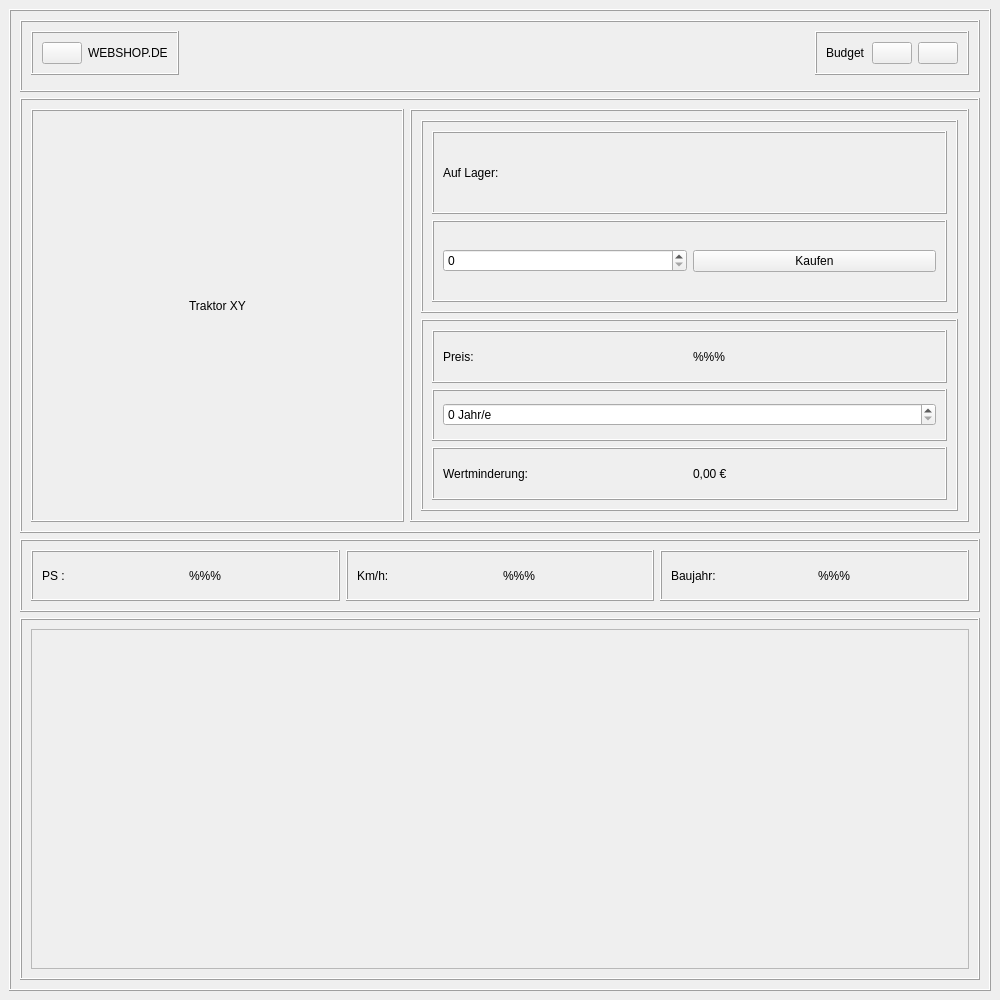
nhatlam96/gui-xtraktor, file frontend/ProductWindow.ui: the form before one commit.
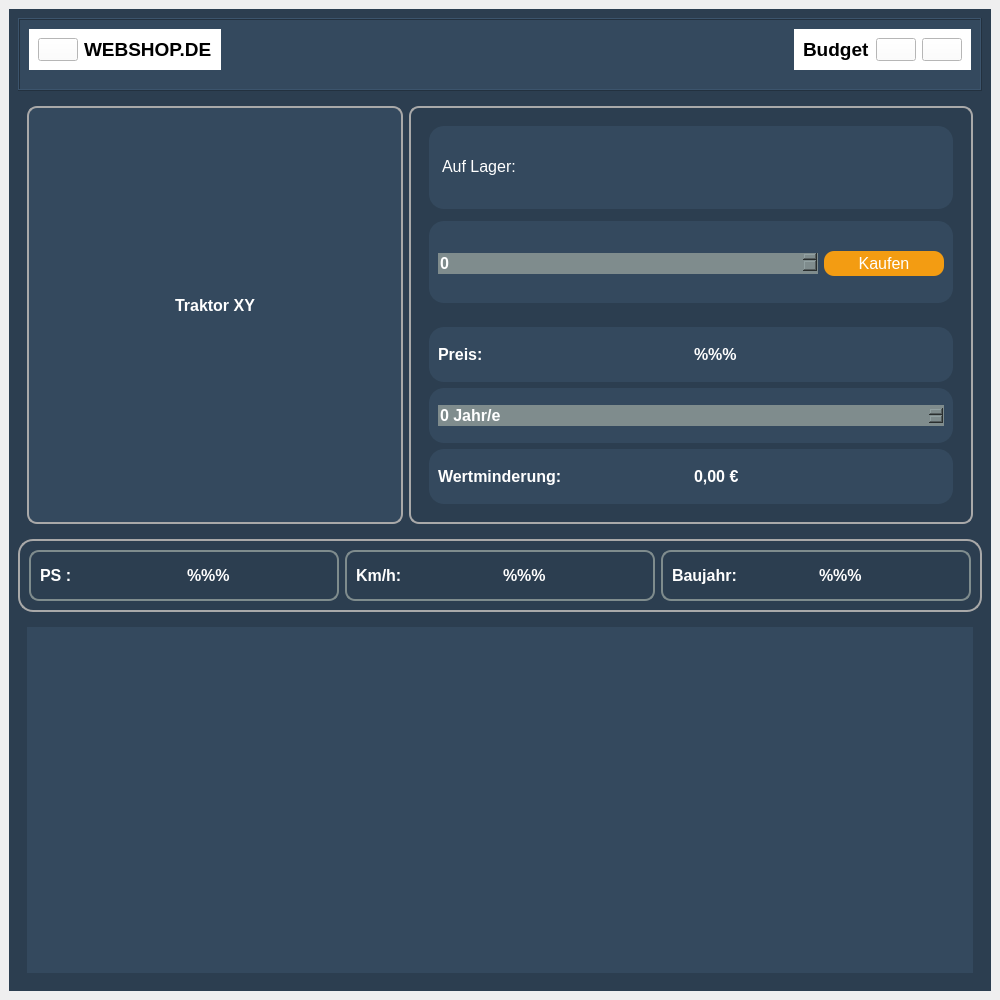
The form after the commit. Icons and pictures are not drawn.

The edit to the form file:
```diff
--- a/frontend/ProductWindow.ui
+++ b/frontend/ProductWindow.ui
@@ -35,8 +35,13 @@
         <verstretch>0</verstretch>
        </sizepolicy>
       </property>
+      <property name="styleSheet">
+       <string notr="true">QFrame#main_frame{
+	background-color: rgb(44, 62, 80);
+}</string>
+      </property>
       <property name="frameShape">
-       <enum>QFrame::Box</enum>
+       <enum>QFrame::NoFrame</enum>
       </property>
       <property name="frameShadow">
        <enum>QFrame::Raised</enum>
@@ -50,6 +55,9 @@
            <verstretch>0</verstretch>
           </sizepolicy>
          </property>
+         <property name="styleSheet">
+          <string notr="true">background-color: rgb(52, 73, 94);</string>
+         </property>
          <property name="frameShape">
           <enum>QFrame::Box</enum>
          </property>
@@ -65,8 +73,11 @@
               <verstretch>0</verstretch>
              </sizepolicy>
             </property>
+            <property name="styleSheet">
+             <string notr="true">background-color: white;</string>
+            </property>
             <property name="frameShape">
-             <enum>QFrame::Box</enum>
+             <enum>QFrame::NoFrame</enum>
             </property>
             <property name="frameShadow">
              <enum>QFrame::Raised</enum>
@@ -103,6 +114,12 @@
                  <verstretch>0</verstretch>
                 </sizepolicy>
                </property>
+               <property name="font">
+                <font>
+                 <pointsize>14</pointsize>
+                 <bold>true</bold>
+                </font>
+               </property>
                <property name="frameShape">
                 <enum>QFrame::NoFrame</enum>
                </property>
@@ -125,8 +142,11 @@
               <verstretch>0</verstretch>
              </sizepolicy>
             </property>
+            <property name="styleSheet">
+             <string notr="true">background-color: white;</string>
+            </property>
             <property name="frameShape">
-             <enum>QFrame::Box</enum>
+             <enum>QFrame::NoFrame</enum>
             </property>
             <property name="frameShadow">
              <enum>QFrame::Raised</enum>
@@ -140,6 +160,12 @@
                  <verstretch>0</verstretch>
                 </sizepolicy>
                </property>
+               <property name="font">
+                <font>
+                 <pointsize>14</pointsize>
+                 <bold>true</bold>
+                </font>
+               </property>
                <property name="inputMethodHints">
                 <set>Qt::ImhNone</set>
                </property>
@@ -220,8 +246,13 @@
          <property name="accessibleDescription">
           <string/>
          </property>
+         <property name="styleSheet">
+          <string notr="true">QFrame#content_frame{
+	background-color: rgb(44, 62, 80);
+}</string>
+         </property>
          <property name="frameShape">
-          <enum>QFrame::Box</enum>
+          <enum>QFrame::NoFrame</enum>
          </property>
          <property name="frameShadow">
           <enum>QFrame::Raised</enum>
@@ -235,8 +266,15 @@
               <verstretch>0</verstretch>
              </sizepolicy>
             </property>
+            <property name="styleSheet">
+             <string notr="true">QFrame#frame_1 {
+	background: rgb(52, 73, 94);
+	border: 2px solid rgb(169, 169, 169);
+	border-radius: 10px;
+}</string>
+            </property>
             <property name="frameShape">
-             <enum>QFrame::Box</enum>
+             <enum>QFrame::NoFrame</enum>
             </property>
             <property name="frameShadow">
              <enum>QFrame::Raised</enum>
@@ -250,6 +288,15 @@
                  <verstretch>0</verstretch>
                 </sizepolicy>
                </property>
+               <property name="font">
+                <font>
+                 <pointsize>12</pointsize>
+                 <bold>true</bold>
+                </font>
+               </property>
+               <property name="styleSheet">
+                <string notr="true">color: white;</string>
+               </property>
                <property name="text">
                 <string>Traktor XY</string>
                </property>
@@ -288,8 +335,15 @@
               <verstretch>0</verstretch>
              </sizepolicy>
             </property>
+            <property name="styleSheet">
+             <string notr="true">QFrame#frame_3 {
+	background-color: rgb(44, 62, 80);
+	border: 2px solid rgb(169, 169, 169);
+	border-radius: 10px;
+}</string>
+            </property>
             <property name="frameShape">
-             <enum>QFrame::Box</enum>
+             <enum>QFrame::NoFrame</enum>
             </property>
             <property name="frameShadow">
              <enum>QFrame::Raised</enum>
@@ -297,8 +351,11 @@
             <layout class="QVBoxLayout" name="verticalLayout_4">
              <item>
               <widget class="QFrame" name="frame_5">
+               <property name="styleSheet">
+                <string notr="true">background-color: rgb(44, 62, 80);</string>
+               </property>
                <property name="frameShape">
-                <enum>QFrame::Box</enum>
+                <enum>QFrame::NoFrame</enum>
                </property>
                <property name="frameShadow">
                 <enum>QFrame::Raised</enum>
@@ -306,8 +363,13 @@
                <layout class="QVBoxLayout" name="verticalLayout_7">
                 <item>
                  <widget class="QFrame" name="frame_4">
+                  <property name="styleSheet">
+                   <string notr="true">background-color: rgb(52, 73, 94);
+border-radius: 15px;
+margin-bottom: 3px;</string>
+                  </property>
                   <property name="frameShape">
-                   <enum>QFrame::Box</enum>
+                   <enum>QFrame::NoFrame</enum>
                   </property>
                   <property name="frameShadow">
                    <enum>QFrame::Raised</enum>
@@ -315,6 +377,14 @@
                   <layout class="QHBoxLayout" name="horizontalLayout_10">
                    <item>
                     <widget class="QLabel" name="bestand_label">
+                     <property name="font">
+                      <font>
+                       <pointsize>12</pointsize>
+                      </font>
+                     </property>
+                     <property name="styleSheet">
+                      <string notr="true">color: white;</string>
+                     </property>
                      <property name="text">
                       <string>Auf Lager:</string>
                      </property>
@@ -337,6 +407,9 @@
                        <height>32</height>
                       </size>
                      </property>
+                     <property name="styleSheet">
+                      <string notr="true">color: white;</string>
+                     </property>
                      <property name="text">
                       <string/>
                      </property>
@@ -359,18 +432,58 @@
                 </item>
                 <item>
                  <widget class="QFrame" name="frame_12">
+                  <property name="styleSheet">
+                   <string notr="true">background-color: rgb(52, 73, 94);
+border-radius: 15px;
+margin-top: 3px;</string>
+                  </property>
                   <property name="frameShape">
-                   <enum>QFrame::Box</enum>
+                   <enum>QFrame::NoFrame</enum>
                   </property>
                   <property name="frameShadow">
                    <enum>QFrame::Raised</enum>
                   </property>
                   <layout class="QHBoxLayout" name="horizontalLayout_14">
                    <item>
-                    <widget class="QSpinBox" name="spinBox_2"/>
+                    <widget class="QSpinBox" name="spinBox_2">
+                     <property name="font">
+                      <font>
+                       <pointsize>12</pointsize>
+                       <bold>true</bold>
+                      </font>
+                     </property>
+                     <property name="styleSheet">
+                      <string notr="true">background-color: rgb(127, 140, 141);
+color: white;</string>
+                     </property>
+                    </widget>
                    </item>
                    <item>
                     <widget class="QPushButton" name="buy_Button">
+                     <property name="font">
+                      <font>
+                       <pointsize>12</pointsize>
+                       <bold>false</bold>
+                      </font>
+                     </property>
+                     <property name="styleSheet">
+                      <string notr="true">QPushButton#buy_Button {
+	background-color: rgb(243, 156, 18);
+	color: white;
+	max-width: 120px;
+	height: 25px;
+	border-radius: 10px;
+	
+}
+QPushButton#buy_Button:hover {
+	cursor: pointer;
+	background-color: rgb(241, 196, 15);
+}
+QPushButton#buy_Button:pressed {
+	padding-left: 3px;
+	padding-bottom: 3px;
+}</string>
+                     </property>
                      <property name="text">
                       <string>Kaufen</string>
                      </property>
@@ -384,8 +497,11 @@
              </item>
              <item>
               <widget class="QFrame" name="frame_8">
+               <property name="styleSheet">
+                <string notr="true">background-color: rgb(44, 62, 80);</string>
+               </property>
                <property name="frameShape">
-                <enum>QFrame::Box</enum>
+                <enum>QFrame::NoFrame</enum>
                </property>
                <property name="frameShadow">
                 <enum>QFrame::Raised</enum>
@@ -393,6 +509,10 @@
                <layout class="QVBoxLayout" name="verticalLayout_6">
                 <item>
                  <widget class="QFrame" name="frame_6">
+                  <property name="styleSheet">
+                   <string notr="true">background-color: rgb(52, 73, 94);
+border-radius: 15px;</string>
+                  </property>
                   <property name="frameShape">
                    <enum>QFrame::Box</enum>
                   </property>
@@ -402,6 +522,15 @@
                   <layout class="QHBoxLayout" name="horizontalLayout_6">
                    <item>
                     <widget class="QLabel" name="preis_label">
+                     <property name="font">
+                      <font>
+                       <pointsize>12</pointsize>
+                       <bold>true</bold>
+                      </font>
+                     </property>
+                     <property name="styleSheet">
+                      <string notr="true">color: white;</string>
+                     </property>
                      <property name="text">
                       <string>Preis:</string>
                      </property>
@@ -409,6 +538,16 @@
                    </item>
                    <item>
                     <widget class="QLabel" name="preis_status">
+                     <property name="font">
+                      <font>
+                       <pointsize>12</pointsize>
+                       <bold>true</bold>
+                      </font>
+                     </property>
+                     <property name="styleSheet">
+                      <string notr="true">color: white;
+</string>
+                     </property>
                      <property name="text">
                       <string>%%%</string>
                      </property>
@@ -419,8 +558,12 @@
                 </item>
                 <item>
                  <widget class="QFrame" name="frame_7">
+                  <property name="styleSheet">
+                   <string notr="true">background-color: rgb(52, 73, 94);
+border-radius: 15px;</string>
+                  </property>
                   <property name="frameShape">
-                   <enum>QFrame::Box</enum>
+                   <enum>QFrame::NoFrame</enum>
                   </property>
                   <property name="frameShadow">
                    <enum>QFrame::Raised</enum>
@@ -434,6 +577,12 @@
                        <height>0</height>
                       </size>
                      </property>
+                     <property name="font">
+                      <font>
+                       <pointsize>12</pointsize>
+                       <bold>true</bold>
+                      </font>
+                     </property>
                      <property name="statusTip">
                       <string/>
                      </property>
@@ -443,6 +592,10 @@
                      <property name="accessibleDescription">
                       <string/>
                      </property>
+                     <property name="styleSheet">
+                      <string notr="true">background-color: rgb(127, 140, 141);
+color: white;</string>
+                     </property>
                      <property name="wrapping">
                       <bool>false</bool>
                      </property>
@@ -462,8 +615,12 @@
                 </item>
                 <item>
                  <widget class="QFrame" name="frame_9">
+                  <property name="styleSheet">
+                   <string notr="true">background-color: rgb(52, 73, 94);
+border-radius: 15px;</string>
+                  </property>
                   <property name="frameShape">
-                   <enum>QFrame::Box</enum>
+                   <enum>QFrame::NoFrame</enum>
                   </property>
                   <property name="frameShadow">
                    <enum>QFrame::Raised</enum>
@@ -471,6 +628,15 @@
                   <layout class="QHBoxLayout" name="horizontalLayout_7">
                    <item>
                     <widget class="QLabel" name="wert_label">
+                     <property name="font">
+                      <font>
+                       <pointsize>12</pointsize>
+                       <bold>true</bold>
+                      </font>
+                     </property>
+                     <property name="styleSheet">
+                      <string notr="true">color: white;</string>
+                     </property>
                      <property name="text">
                       <string>Wertminderung:</string>
                      </property>
@@ -478,6 +644,15 @@
                    </item>
                    <item>
                     <widget class="QLabel" name="wert_status">
+                     <property name="font">
+                      <font>
+                       <pointsize>12</pointsize>
+                       <bold>true</bold>
+                      </font>
+                     </property>
+                     <property name="styleSheet">
+                      <string notr="true">color: white;</string>
+                     </property>
                      <property name="text">
                       <string>0,00 €</string>
                      </property>
@@ -497,8 +672,15 @@
        </item>
        <item>
         <widget class="QFrame" name="frame_13">
+         <property name="styleSheet">
+          <string notr="true">QFrame#frame_13 {
+	background-color:rgb(44, 62, 80);
+	border-radius: 15px;
+	border: 2px solid rgb(169, 169, 169);
+}</string>
+         </property>
          <property name="frameShape">
-          <enum>QFrame::Box</enum>
+          <enum>QFrame::NoFrame</enum>
          </property>
          <property name="frameShadow">
           <enum>QFrame::Raised</enum>
@@ -506,8 +688,14 @@
          <layout class="QHBoxLayout" name="horizontalLayout_5">
           <item>
            <widget class="QFrame" name="frame_16">
+            <property name="styleSheet">
+             <string notr="true">QFrame#frame_16{
+	border-radius: 10px;
+	border: 2px solid rgb(127, 140, 141);
+}</string>
+            </property>
             <property name="frameShape">
-             <enum>QFrame::Box</enum>
+             <enum>QFrame::NoFrame</enum>
             </property>
             <property name="frameShadow">
              <enum>QFrame::Raised</enum>
@@ -515,6 +703,15 @@
             <layout class="QHBoxLayout" name="horizontalLayout_11">
              <item>
               <widget class="QLabel" name="ps_label">
+               <property name="font">
+                <font>
+                 <pointsize>12</pointsize>
+                 <bold>true</bold>
+                </font>
+               </property>
+               <property name="styleSheet">
+                <string notr="true">color: white;</string>
+               </property>
                <property name="text">
                 <string>PS : </string>
                </property>
@@ -522,6 +719,15 @@
              </item>
              <item>
               <widget class="QLabel" name="ps_status">
+               <property name="font">
+                <font>
+                 <pointsize>12</pointsize>
+                 <bold>true</bold>
+                </font>
+               </property>
+               <property name="styleSheet">
+                <string notr="true">color: white;</string>
+               </property>
                <property name="text">
                 <string>%%%</string>
                </property>
@@ -532,8 +738,14 @@
           </item>
           <item>
            <widget class="QFrame" name="frame_15">
+            <property name="styleSheet">
+             <string notr="true">QFrame#frame_15{
+	border-radius: 10px;
+	border: 2px solid rgb(127, 140, 141);
+}</string>
+            </property>
             <property name="frameShape">
-             <enum>QFrame::Box</enum>
+             <enum>QFrame::NoFrame</enum>
             </property>
             <property name="frameShadow">
              <enum>QFrame::Raised</enum>
@@ -541,6 +753,15 @@
             <layout class="QHBoxLayout" name="horizontalLayout_12">
              <item>
               <widget class="QLabel" name="kmh_label">
+               <property name="font">
+                <font>
+                 <pointsize>12</pointsize>
+                 <bold>true</bold>
+                </font>
+               </property>
+               <property name="styleSheet">
+                <string notr="true">color: white;</string>
+               </property>
                <property name="text">
                 <string>Km/h:</string>
                </property>
@@ -548,6 +769,15 @@
              </item>
              <item>
               <widget class="QLabel" name="kmh_status">
+               <property name="font">
+                <font>
+                 <pointsize>12</pointsize>
+                 <bold>true</bold>
+                </font>
+               </property>
+               <property name="styleSheet">
+                <string notr="true">color: white;</string>
+               </property>
                <property name="text">
                 <string>%%%</string>
                </property>
@@ -558,8 +788,14 @@
           </item>
           <item>
            <widget class="QFrame" name="frame_14">
+            <property name="styleSheet">
+             <string notr="true">QFrame#frame_14{
+	border-radius: 10px;
+	border: 2px solid rgb(127, 140, 141);
+}</string>
+            </property>
             <property name="frameShape">
-             <enum>QFrame::Box</enum>
+             <enum>QFrame::NoFrame</enum>
             </property>
             <property name="frameShadow">
              <enum>QFrame::Raised</enum>
@@ -567,6 +803,15 @@
             <layout class="QHBoxLayout" name="horizontalLayout_13">
              <item>
               <widget class="QLabel" name="baujahr_label">
+               <property name="font">
+                <font>
+                 <pointsize>12</pointsize>
+                 <bold>true</bold>
+                </font>
+               </property>
+               <property name="styleSheet">
+                <string notr="true">color: white;</string>
+               </property>
                <property name="text">
                 <string>Baujahr:</string>
                </property>
@@ -574,6 +819,15 @@
              </item>
              <item>
               <widget class="QLabel" name="baujahr_status">
+               <property name="font">
+                <font>
+                 <pointsize>12</pointsize>
+                 <bold>true</bold>
+                </font>
+               </property>
+               <property name="styleSheet">
+                <string notr="true">color: white;</string>
+               </property>
                <property name="text">
                 <string>%%%</string>
                </property>
@@ -587,8 +841,13 @@
        </item>
        <item>
         <widget class="QFrame" name="scroll_frame">
+         <property name="styleSheet">
+          <string notr="true">QFrame#scroll_frame{
+	background-color: rgb(44, 62, 80);
+}</string>
+         </property>
          <property name="frameShape">
-          <enum>QFrame::Box</enum>
+          <enum>QFrame::NoFrame</enum>
          </property>
          <property name="frameShadow">
           <enum>QFrame::Raised</enum>
@@ -596,6 +855,12 @@
          <layout class="QHBoxLayout" name="horizontalLayout_8">
           <item>
            <widget class="QScrollArea" name="dyn_scrollarea">
+            <property name="styleSheet">
+             <string notr="true">background-color: rgb(52, 73, 94);</string>
+            </property>
+            <property name="frameShape">
+             <enum>QFrame::NoFrame</enum>
+            </property>
             <property name="verticalScrollBarPolicy">
              <enum>Qt::ScrollBarAlwaysOff</enum>
             </property>
@@ -613,8 +878,8 @@
               <rect>
                <x>0</x>
                <y>0</y>
-               <width>936</width>
-               <height>338</height>
+               <width>946</width>
+               <height>346</height>
               </rect>
              </property>
              <layout class="QHBoxLayout" name="horizontalLayout_9"/>
```
